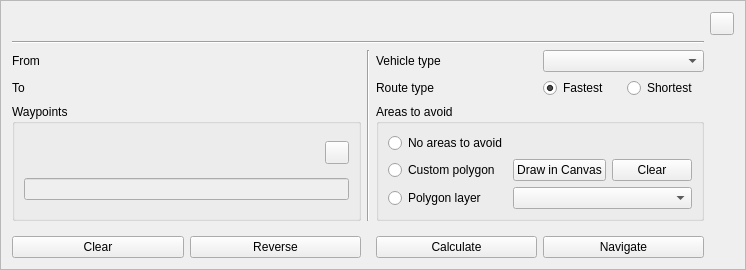
First picture: the form in kadasrouting/gui/optimalroutebottombar.ui, repository kadas-albireo/kadas-albireo2, before the edit.
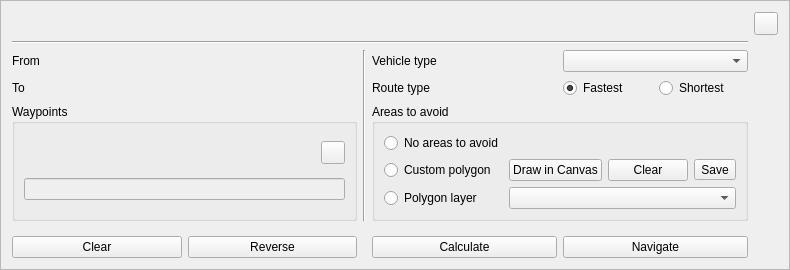
Second picture: the form after the edit. Icons and pictures are not drawn.

What changed in the file:
```diff
--- a/kadasrouting/gui/optimalroutebottombar.ui
+++ b/kadasrouting/gui/optimalroutebottombar.ui
@@ -6,7 +6,7 @@
    <rect>
     <x>0</x>
     <y>0</y>
-    <width>746</width>
+    <width>790</width>
     <height>270</height>
    </rect>
   </property>
@@ -273,9 +273,6 @@
         </property>
        </widget>
       </item>
-      <item row="2" column="1" colspan="2">
-       <widget class="QComboBox" name="comboAreasToAvoidLayers"/>
-      </item>
       <item row="0" column="0">
        <widget class="QRadioButton" name="radioAreasToAvoidNone">
         <property name="text">
@@ -283,6 +280,16 @@
         </property>
        </widget>
       </item>
+      <item row="1" column="3">
+       <widget class="QToolButton" name="btnAreasToAvoidSave">
+        <property name="text">
+         <string>Save</string>
+        </property>
+       </widget>
+      </item>
+      <item row="2" column="1" colspan="3">
+       <widget class="QComboBox" name="comboAreasToAvoidLayers"/>
+      </item>
      </layout>
     </widget>
    </item>
```
